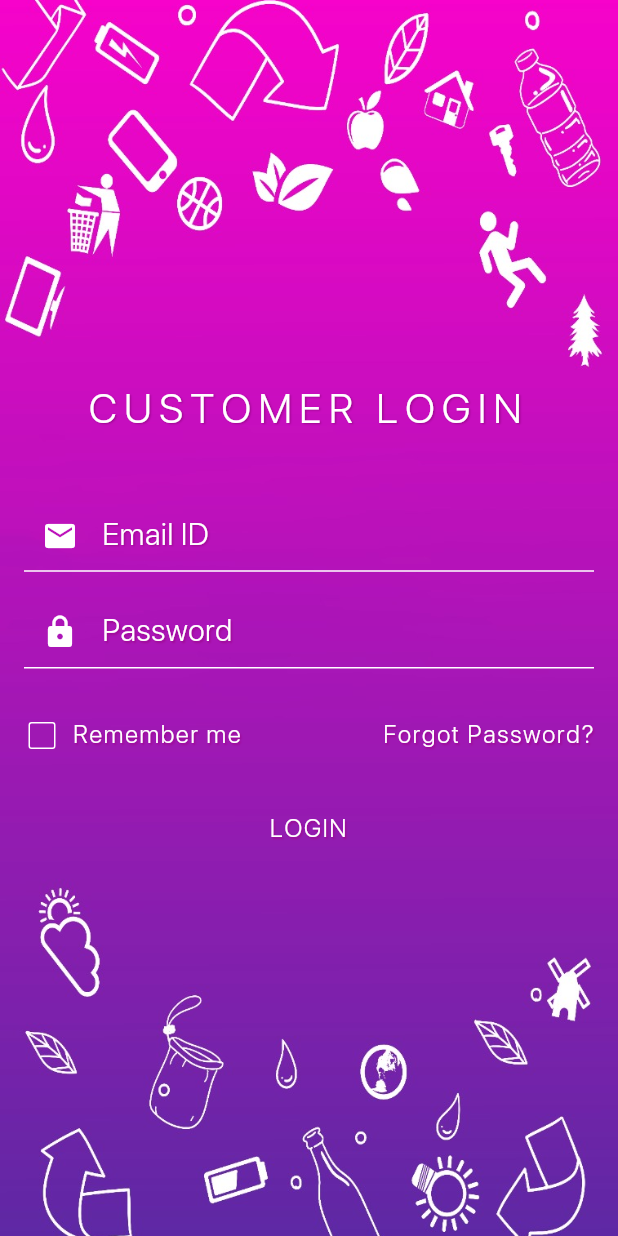
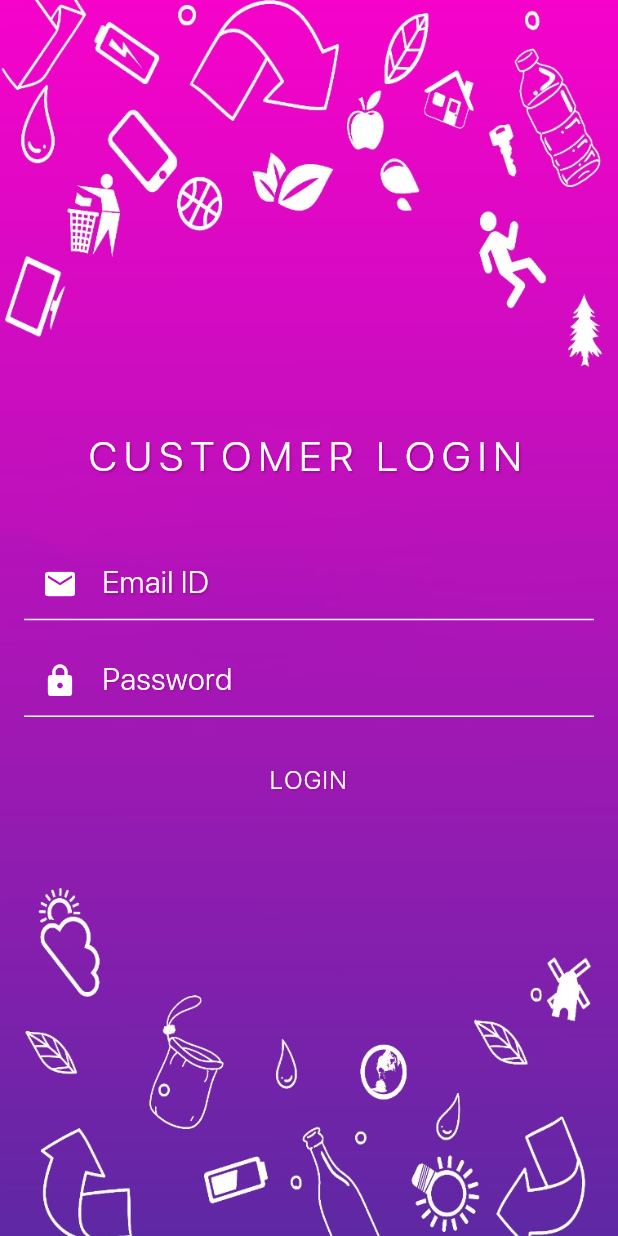
Before and after one commit to Mohammad-Ihmeid/tadwer_app, a Flutter app: the LogInScreen screen opened by its route, on a phone screen of 412 x 824 dp. Run offline on Flutter 3.47's test engine with Material 3 defaults, Android fonts, the phone set to English and light mode, and no system bars; our stand-ins replace bloc, dartz, equatable, flutter_bloc, get_it, get_storage and 2 more; accounts and stored records are empty; network calls fail.

Commit message:
Fix Bugs Inside Auth Section

```diff
--- a/lib/auth/presentation/screens/log_in_screen.dart
+++ b/lib/auth/presentation/screens/log_in_screen.dart
@@ -2,7 +2,7 @@ import 'package:flutter/material.dart';
 import 'package:flutter_bloc/flutter_bloc.dart';
 import 'package:sizer/sizer.dart';
 import 'package:tadwer_app/auth/presentation/components/custom_text_field.dart';
-import 'package:tadwer_app/auth/presentation/controller/login_bloc/login_bloc.dart';
+import 'package:tadwer_app/auth/presentation/controller/login_bloc.dart';
 import 'package:tadwer_app/core/services/services_locator.dart';
 import 'package:tadwer_app/core/utils/assets_manager.dart';
 import 'package:tadwer_app/core/utils/color_manger.dart';
@@ -124,34 +124,6 @@ class LogInScreen extends StatelessWidget {
             },
           ),
           SizedBox(height: 3.h),
-          Row(
-            mainAxisAlignment: MainAxisAlignment.spaceBetween,
-            children: [
-              Wrap(
-                crossAxisAlignment: WrapCrossAlignment.center,
-                children: [
-                  Checkbox(
-                    value: false,
-                    materialTapTargetSize: MaterialTapTargetSize.shrinkWrap,
-                    visualDensity: const VisualDensity(horizontal: -4),
-                    onChanged: (check) => false,
-                    side: const BorderSide(color: ColorManager.white),
-                    activeColor: ColorManager.darkBink,
-                  ),
-                  SizedBox(width: 2.w),
-                  Text(
-                    "Remember me",
-                    style: Theme.of(context).textTheme.displaySmall,
-                  )
-                ],
-              ),
-              Text(
-                "Forgot Password?",
-                style: Theme.of(context).textTheme.displaySmall,
-              )
-            ],
-          ),
-          SizedBox(height: 3.h),
           GestureDetector(
             onTap: () {
               if (_formKey.currentState!.validate()) {
--- a/lib/auth/presentation/screens/splash_screen.dart
+++ b/lib/auth/presentation/screens/splash_screen.dart
@@ -3,7 +3,7 @@ import 'dart:async';
 import 'package:flutter/material.dart';
 import 'package:flutter_bloc/flutter_bloc.dart';
 import 'package:sizer/sizer.dart';
-import 'package:tadwer_app/auth/presentation/controller/login_bloc/login_bloc.dart';
+import 'package:tadwer_app/auth/presentation/controller/login_bloc.dart';
 import 'package:tadwer_app/core/services/services_locator.dart';
 import 'package:tadwer_app/core/utils/enums.dart';
 
--- a/lib/core/services/services_locator.dart
+++ b/lib/core/services/services_locator.dart
@@ -3,7 +3,7 @@ import 'package:tadwer_app/auth/data/datasource/auth_remote_data_source.dart';
 import 'package:tadwer_app/auth/data/repository/login_repository.dart';
 import 'package:tadwer_app/auth/domain/repository/base_login_repository.dart';
 import 'package:tadwer_app/auth/domain/usecases/check_login_usecase.dart';
-import 'package:tadwer_app/auth/presentation/controller/login_bloc/login_bloc.dart';
+import 'package:tadwer_app/auth/presentation/controller/login_bloc.dart';
 import 'package:tadwer_app/company/data/datasource/company_remote_data_source.dart';
 import 'package:tadwer_app/company/data/repository/company_repository.dart';
 import 'package:tadwer_app/company/domain/repository/base_company_repository.dart';
```
Also changed, not shown: lib/auth/presentation/controller/login_bloc.dart (renamed from lib/auth/presentation/controller/login_bloc/login_bloc.dart), lib/auth/presentation/controller/login_event.dart (renamed from lib/auth/presentation/controller/login_bloc/login_event.dart), lib/auth/presentation/controller/login_state.dart (renamed from lib/auth/presentation/controller/login_bloc/login_state.dart).
